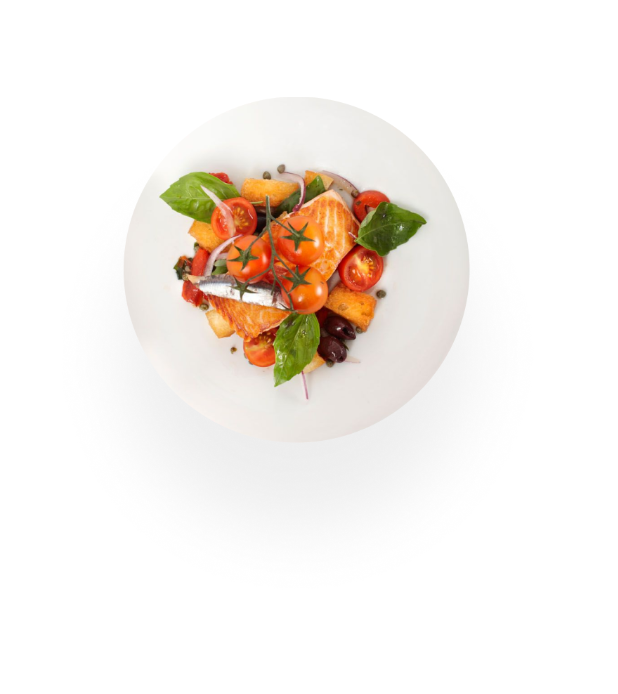
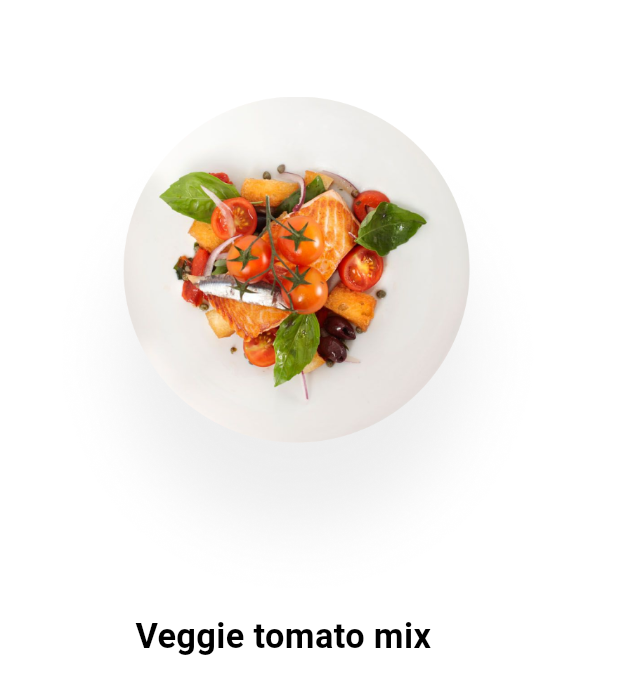
Before and after one commit to anuj-1637/food_delivery_app, a Flutter app: the Food_Items_Screen screen opened directly, on a phone screen of 412 x 824 dp. Shown: the top 694 px of the screen. Run offline on Flutter 3.47's test engine with Material 3 defaults, Android fonts, the phone set to English and light mode, and no system bars; our stand-ins replace flutter_screenutil, flutter_svg, font_awesome_flutter, rive; project files that could hold a hidden picture were left out.

Commit message:
food app

```diff
--- a/lib/bottom_nav_screens/food_items_scrren.dart
+++ b/lib/bottom_nav_screens/food_items_scrren.dart
@@ -11,18 +11,25 @@ class _Food_Items_Screen extends State<Food_Items_Screen> {
   Widget build(BuildContext context) {
     return Scaffold(
       backgroundColor: Colors.white,
-      body: Padding(
-        padding: EdgeInsets.only(top: 50.h, left: 20.h),
-        child: Column(
-          children: [
-            Image.asset("assets/images/Mask Group.png", width: 300.w),
-
-            Text(
-              "Hei",
-              style: TextStyle(color: Colors.white, fontSize: 20.sp),
+      body: Column(
+        crossAxisAlignment: CrossAxisAlignment.start,
+        children: [
+          Padding(
+            padding: EdgeInsets.only(top: 50.h, left: 20.h),
+            child: Image.asset("assets/images/Mask Group.png", width: 300.w),
+          ),
+          Padding(
+            padding: EdgeInsets.only(left: 70.h),
+            child: Text(
+              "Veggie tomato mix",
+              style: TextStyle(
+                color: Colors.black,
+                fontWeight: FontWeight.bold,
+                fontSize: 20.sp,
+              ),
             ),
-          ],
-        ),
+          ),
+        ],
       ),
     );
   }
```
